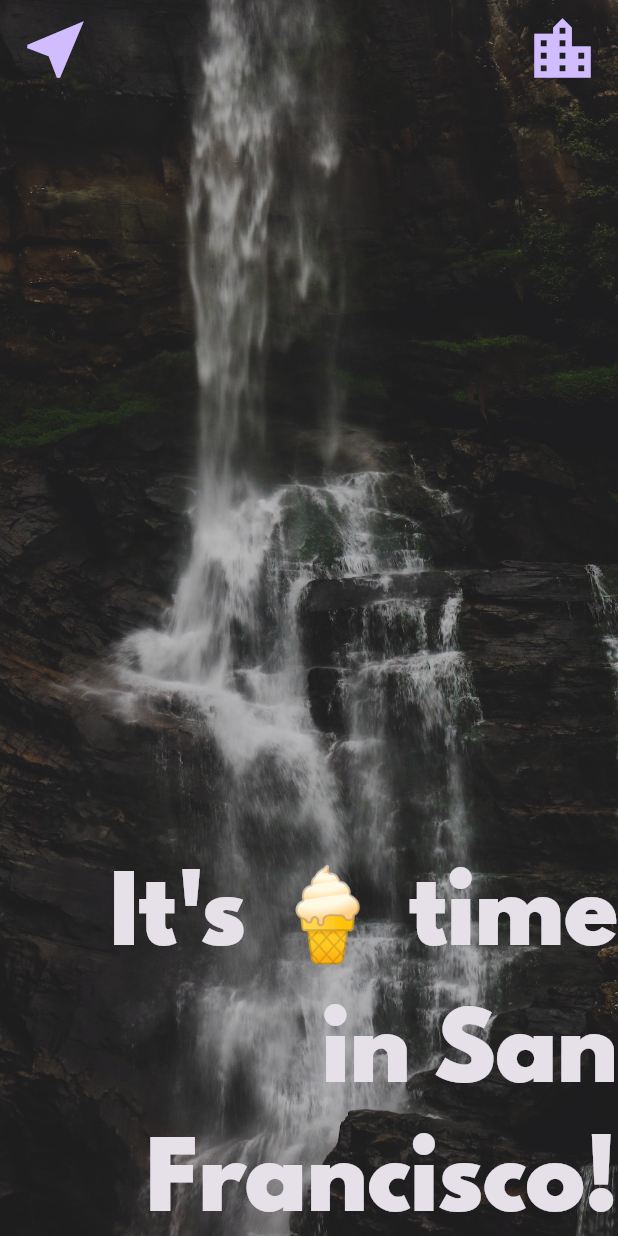
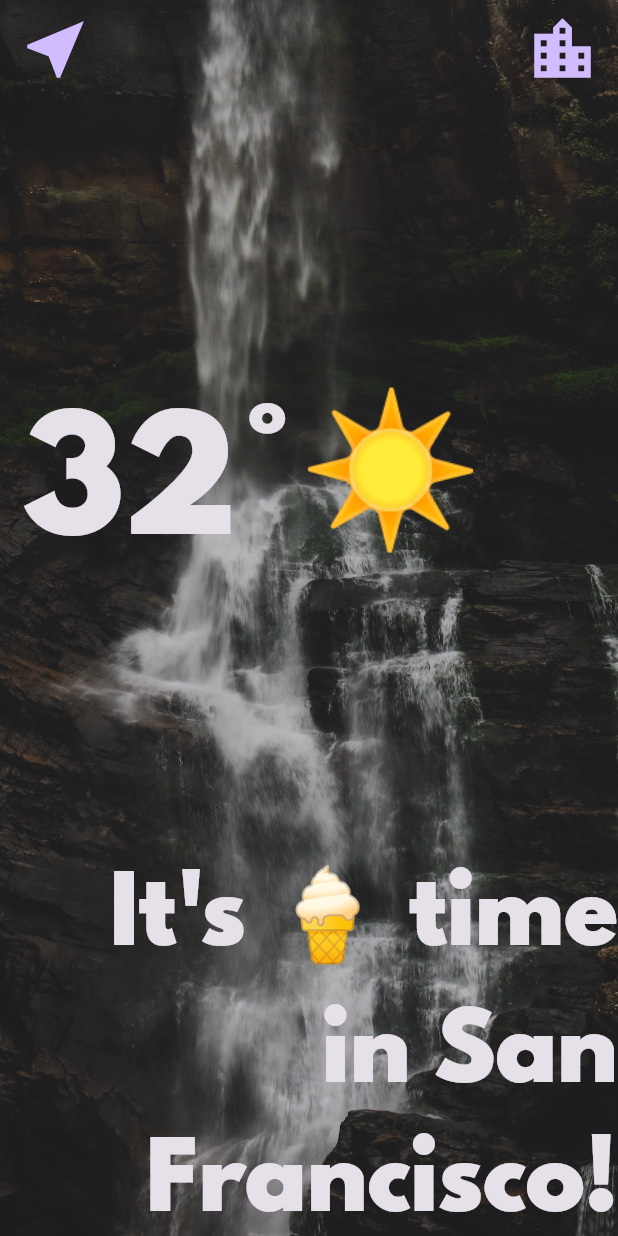
Before and after one commit to WinHtunOo29/Clima, a Flutter app: the LocationScreen screen opened directly, on a phone screen of 412 x 824 dp. Run offline on Flutter 3.47's test engine with Material 3 defaults, Android fonts, the phone set to English and light mode, and no system bars; our stand-ins replace geolocator.

```diff
--- a/clima/lib/screens/location_screen.dart
+++ b/clima/lib/screens/location_screen.dart
@@ -54,6 +54,21 @@ class _LocationScreenState extends State<LocationScreen> {
               ),
               const Padding(
                 padding: EdgeInsets.only(left: 15.0),
+                child: Row(
+                  children: <Widget>[
+                    Text(
+                      '32°',
+                      style: kTempTextStyle,
+                    ),
+                    Text(
+                      '☀️',
+                      style: kConditionTextStyle,
+                    ),
+                  ],
+                ),
+              ),
+              const Padding(
+                padding: EdgeInsets.only(left: 15.0),
                 child: Text(
                   'It\'s 🍦 time in San Francisco!',
                   textAlign: TextAlign.right,
```
Also changed, not shown: clima/lib/screens/loading_screen.dart (+13 -1 lines), clima/pubspec.yaml (+1 -33 lines), clima/pubspec.lock, 14 other files.
